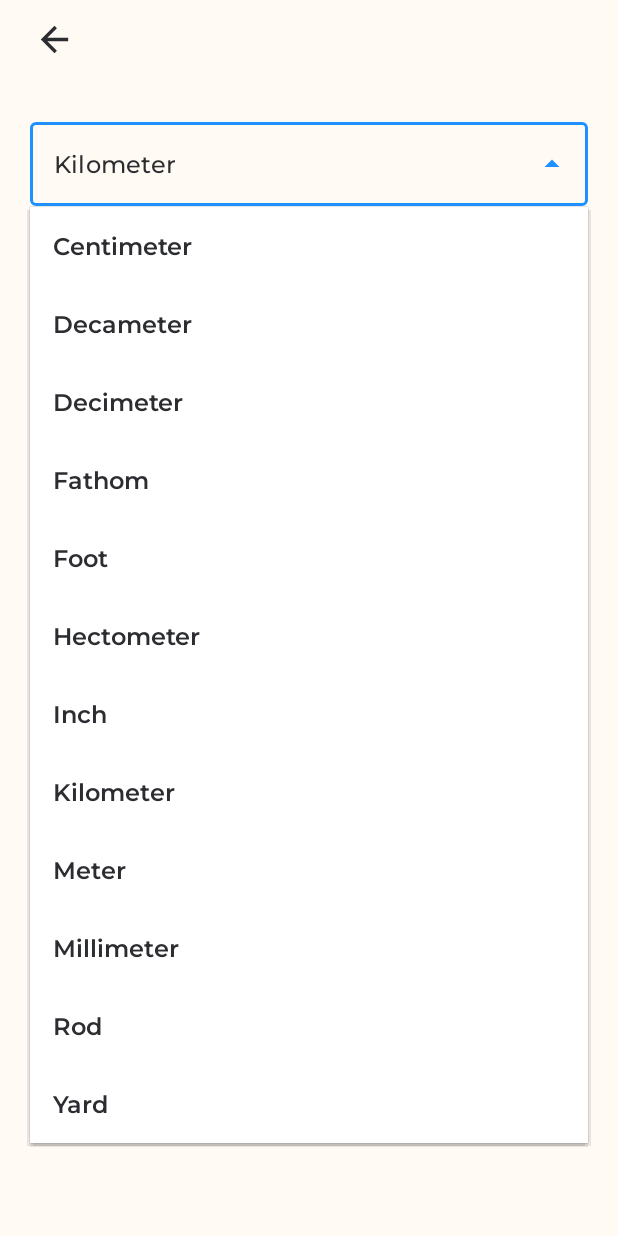
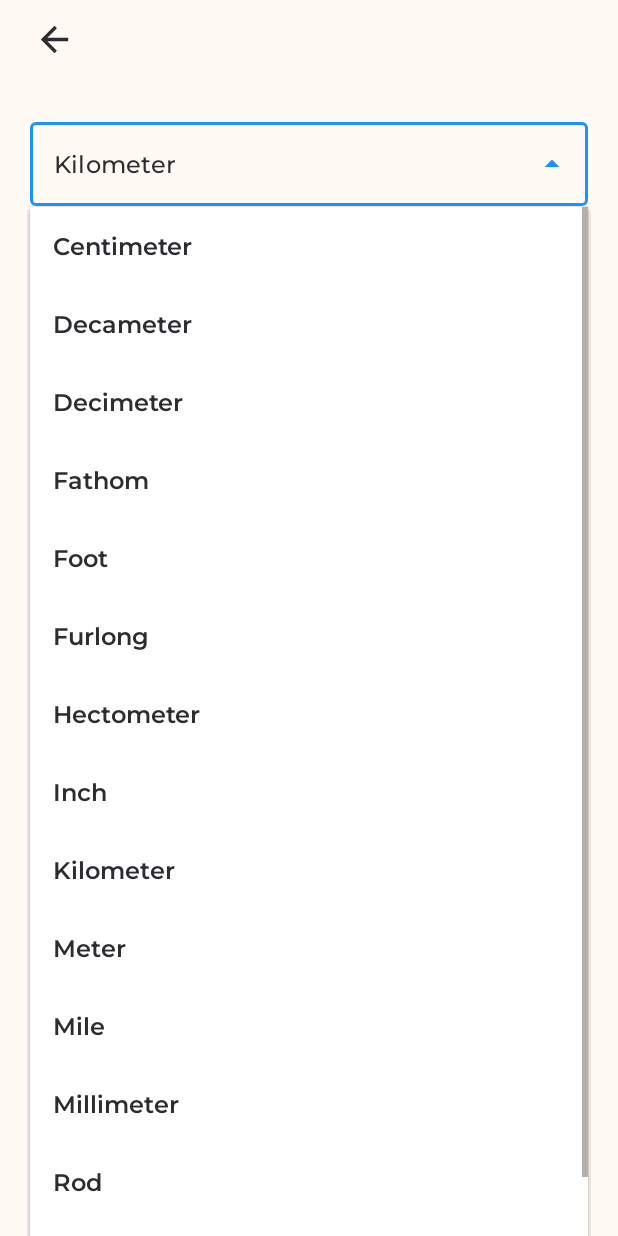
Before and after one commit to fazil2003/unit-converter-app, an Android app: the ConvertActivity screen opened directly, with no data from a screen before it, after a tap on an icon or button, on a phone screen of 412 x 824 dp. Run offline under Robolectric (Android 15) with nearby library versions, the phone set to English and light mode, and no system bars.

Commit message:
[F] Added BigDecimal to remove E.

```diff
--- a/app/src/main/java/com/fazil/units/ConvertActivity.java
+++ b/app/src/main/java/com/fazil/units/ConvertActivity.java
@@ -14,6 +14,7 @@ import android.widget.AutoCompleteTextView;
 import android.widget.EditText;
 import android.widget.ImageButton;
 import android.widget.TextView;
+import android.widget.Toast;
 
 import androidx.annotation.ColorInt;
 import androidx.appcompat.app.ActionBar;
@@ -25,6 +26,8 @@ import com.fazil.units.units.Units;
 import com.fazil.units.utilities.CustomActionBar;
 import com.fazil.units.utilities.TinyDB;
 
+import java.math.BigDecimal;
+import java.math.RoundingMode;
 import java.util.ArrayList;
 import java.util.Arrays;
 
@@ -170,10 +173,23 @@ public class ConvertActivity extends AppCompatActivity {
     }
 
     private void changeValues(String s){
-        Double value = Double.parseDouble(s);
+        double value = Double.parseDouble(s);
         value = units.convertQuestionToCommon(questionUnit, value);
         value = units.convertCommonToAnswer(answerUnit, value);
-        answerField.setText(String.valueOf(value));
+        String strValue = new BigDecimal(value).toPlainString();
+        String decimalPart = "";
+        String fractionalPart = "";
+        if (strValue.split("[.]").length > 1){
+            decimalPart = strValue.split("[.]")[0];
+            fractionalPart = strValue.split("[.]")[1];
+            if (fractionalPart.length() > 10){
+                fractionalPart = fractionalPart.substring(0, 10);
+            }
+            answerField.setText(decimalPart + "." + fractionalPart);
+        }
+        else{
+            answerField.setText(strValue);
+        }
     }
 
 }
```
Also changed, not shown: app/src/main/java/com/fazil/units/units/LengthUnits.java (+14 -0 lines).
